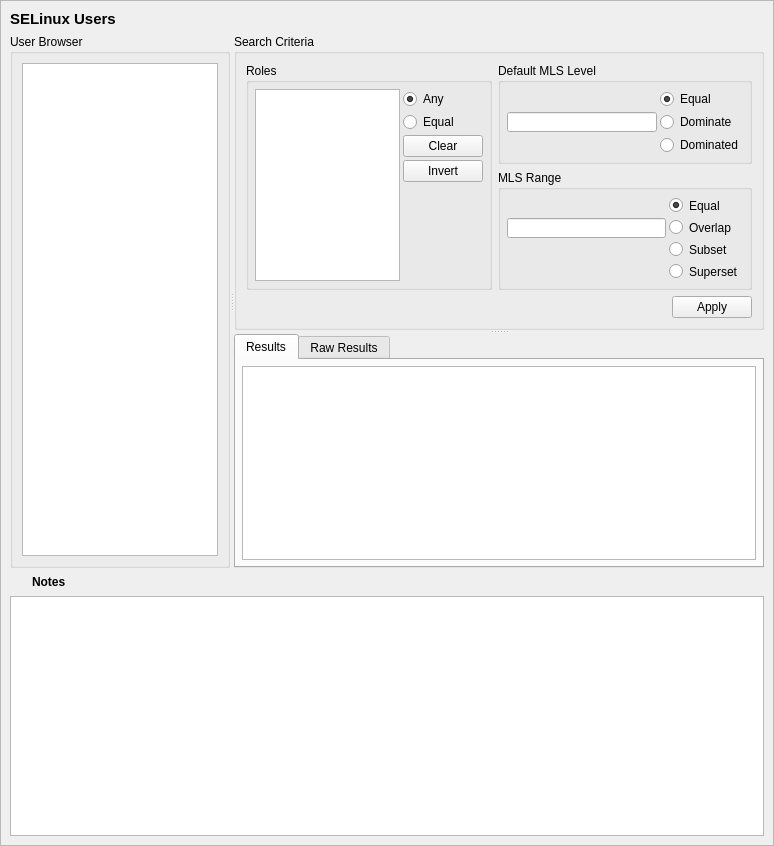
SELinuxProject/setools, file data/userquery.ui: the form before one commit.
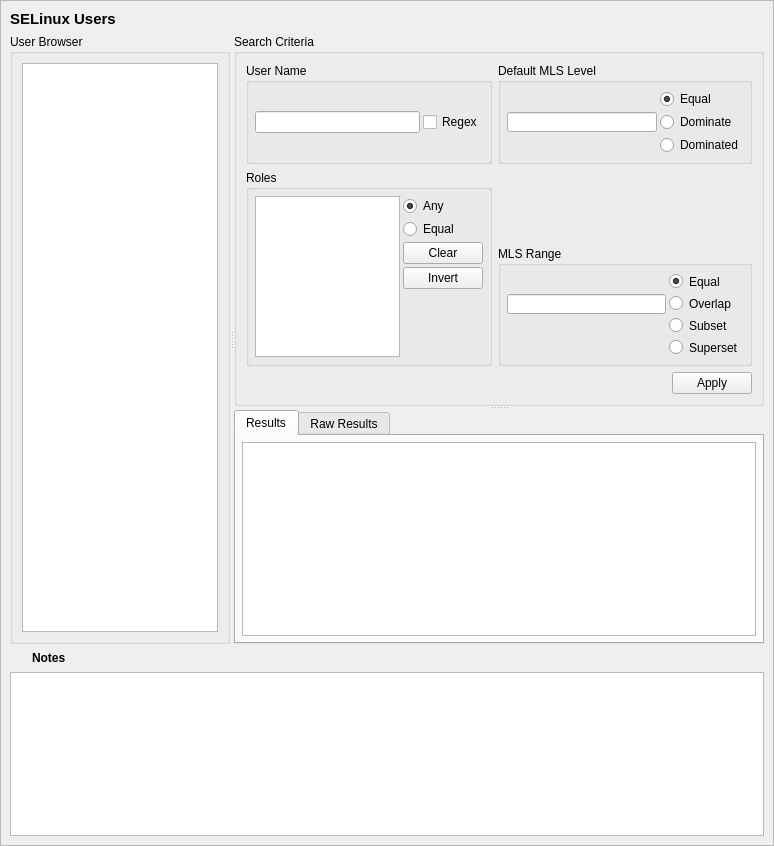
The form after the commit. Icons and pictures are not drawn. Custom widgets are drawn as their Qt base class.

Commit message: UserQuery: add missing user name field.

```diff
--- a/data/userquery.ui
+++ b/data/userquery.ui
@@ -88,194 +88,7 @@
          <string>Search Criteria</string>
         </property>
         <layout class="QGridLayout" name="gridLayout_2">
-         <item row="2" column="0" colspan="2">
-          <widget class="QDialogButtonBox" name="buttonBox">
-           <property name="standardButtons">
-            <set>QDialogButtonBox::Apply</set>
-           </property>
-          </widget>
-         </item>
-         <item row="0" column="1">
-          <widget class="QGroupBox" name="level_criteria">
-           <property name="maximumSize">
-            <size>
-             <width>16777215</width>
-             <height>120</height>
-            </size>
-           </property>
-           <property name="title">
-            <string>Default MLS Level</string>
-           </property>
-           <layout class="QGridLayout" name="gridLayout_5">
-            <property name="leftMargin">
-             <number>6</number>
-            </property>
-            <property name="topMargin">
-             <number>6</number>
-            </property>
-            <property name="rightMargin">
-             <number>6</number>
-            </property>
-            <property name="bottomMargin">
-             <number>6</number>
-            </property>
-            <property name="spacing">
-             <number>3</number>
-            </property>
-            <item row="1" column="1">
-             <widget class="QLineEdit" name="level">
-              <property name="sizePolicy">
-               <sizepolicy hsizetype="Expanding" vsizetype="Fixed">
-                <horstretch>0</horstretch>
-                <verstretch>0</verstretch>
-               </sizepolicy>
-              </property>
-              <property name="minimumSize">
-               <size>
-                <width>150</width>
-                <height>20</height>
-               </size>
-              </property>
-              <property name="maximumSize">
-               <size>
-                <width>250</width>
-                <height>16777215</height>
-               </size>
-              </property>
-             </widget>
-            </item>
-            <item row="0" column="4">
-             <widget class="QRadioButton" name="level_exact">
-              <property name="toolTip">
-               <string>The level criterion will match if it is equal to the user's default level.</string>
-              </property>
-              <property name="text">
-               <string>Equal</string>
-              </property>
-              <property name="checked">
-               <bool>true</bool>
-              </property>
-             </widget>
-            </item>
-            <item row="1" column="4">
-             <widget class="QRadioButton" name="level_dom">
-              <property name="toolTip">
-               <string>The level criterion will match if it dominates the user's default level.</string>
-              </property>
-              <property name="text">
-               <string>Dominate</string>
-              </property>
-             </widget>
-            </item>
-            <item row="2" column="4">
-             <widget class="QRadioButton" name="level_domby">
-              <property name="toolTip">
-               <string>The level criterion will match if it is dominated by the user's default level.</string>
-              </property>
-              <property name="text">
-               <string>Dominated</string>
-              </property>
-             </widget>
-            </item>
-           </layout>
-          </widget>
-         </item>
-         <item row="1" column="1">
-          <widget class="QGroupBox" name="range_criteria">
-           <property name="maximumSize">
-            <size>
-             <width>16777215</width>
-             <height>120</height>
-            </size>
-           </property>
-           <property name="title">
-            <string>MLS Range</string>
-           </property>
-           <layout class="QGridLayout" name="gridLayout_6">
-            <property name="leftMargin">
-             <number>6</number>
-            </property>
-            <property name="topMargin">
-             <number>6</number>
-            </property>
-            <property name="rightMargin">
-             <number>6</number>
-            </property>
-            <property name="bottomMargin">
-             <number>6</number>
-            </property>
-            <property name="spacing">
-             <number>3</number>
-            </property>
-            <item row="1" column="1">
-             <widget class="QLineEdit" name="range_">
-              <property name="sizePolicy">
-               <sizepolicy hsizetype="Expanding" vsizetype="Fixed">
-                <horstretch>0</horstretch>
-                <verstretch>0</verstretch>
-               </sizepolicy>
-              </property>
-              <property name="minimumSize">
-               <size>
-                <width>150</width>
-                <height>20</height>
-               </size>
-              </property>
-              <property name="maximumSize">
-               <size>
-                <width>250</width>
-                <height>16777215</height>
-               </size>
-              </property>
-             </widget>
-            </item>
-            <item row="0" column="4">
-             <widget class="QRadioButton" name="range_exact">
-              <property name="toolTip">
-               <string>The range criterion will match if it is equal to the user's range.</string>
-              </property>
-              <property name="text">
-               <string>Equal</string>
-              </property>
-              <property name="checked">
-               <bool>true</bool>
-              </property>
-             </widget>
-            </item>
-            <item row="2" column="4">
-             <widget class="QRadioButton" name="range_subset">
-              <property name="toolTip">
-               <string>The range criterion will match if it is a subset of the user's range.</string>
-              </property>
-              <property name="text">
-               <string>Subset</string>
-              </property>
-             </widget>
-            </item>
-            <item row="1" column="4">
-             <widget class="QRadioButton" name="range_overlap">
-              <property name="toolTip">
-               <string>The range criterion will match if it overlaps the user's range.</string>
-              </property>
-              <property name="text">
-               <string>Overlap</string>
-              </property>
-             </widget>
-            </item>
-            <item row="3" column="4">
-             <widget class="QRadioButton" name="range_superset">
-              <property name="toolTip">
-               <string>The range criterion will match if it is a superset of the user's range.</string>
-              </property>
-              <property name="text">
-               <string>Superset</string>
-              </property>
-             </widget>
-            </item>
-           </layout>
-          </widget>
-         </item>
-         <item row="0" column="0" rowspan="2">
+         <item row="1" column="0" rowspan="2">
           <widget class="QGroupBox" name="role_criteria">
            <property name="title">
             <string>Roles</string>
@@ -384,6 +197,255 @@
            </layout>
           </widget>
          </item>
+         <item row="2" column="1">
+          <widget class="QGroupBox" name="range_criteria">
+           <property name="maximumSize">
+            <size>
+             <width>16777215</width>
+             <height>120</height>
+            </size>
+           </property>
+           <property name="title">
+            <string>MLS Range</string>
+           </property>
+           <layout class="QGridLayout" name="gridLayout_6">
+            <property name="leftMargin">
+             <number>6</number>
+            </property>
+            <property name="topMargin">
+             <number>6</number>
+            </property>
+            <property name="rightMargin">
+             <number>6</number>
+            </property>
+            <property name="bottomMargin">
+             <number>6</number>
+            </property>
+            <property name="spacing">
+             <number>3</number>
+            </property>
+            <item row="1" column="1">
+             <widget class="QLineEdit" name="range_">
+              <property name="sizePolicy">
+               <sizepolicy hsizetype="Expanding" vsizetype="Fixed">
+                <horstretch>0</horstretch>
+                <verstretch>0</verstretch>
+               </sizepolicy>
+              </property>
+              <property name="minimumSize">
+               <size>
+                <width>150</width>
+                <height>20</height>
+               </size>
+              </property>
+              <property name="maximumSize">
+               <size>
+                <width>250</width>
+                <height>16777215</height>
+               </size>
+              </property>
+             </widget>
+            </item>
+            <item row="0" column="4">
+             <widget class="QRadioButton" name="range_exact">
+              <property name="toolTip">
+               <string>The range criterion will match if it is equal to the user's range.</string>
+              </property>
+              <property name="text">
+               <string>Equal</string>
+              </property>
+              <property name="checked">
+               <bool>true</bool>
+              </property>
+             </widget>
+            </item>
+            <item row="2" column="4">
+             <widget class="QRadioButton" name="range_subset">
+              <property name="toolTip">
+               <string>The range criterion will match if it is a subset of the user's range.</string>
+              </property>
+              <property name="text">
+               <string>Subset</string>
+              </property>
+             </widget>
+            </item>
+            <item row="1" column="4">
+             <widget class="QRadioButton" name="range_overlap">
+              <property name="toolTip">
+               <string>The range criterion will match if it overlaps the user's range.</string>
+              </property>
+              <property name="text">
+               <string>Overlap</string>
+              </property>
+             </widget>
+            </item>
+            <item row="3" column="4">
+             <widget class="QRadioButton" name="range_superset">
+              <property name="toolTip">
+               <string>The range criterion will match if it is a superset of the user's range.</string>
+              </property>
+              <property name="text">
+               <string>Superset</string>
+              </property>
+             </widget>
+            </item>
+           </layout>
+          </widget>
+         </item>
+         <item row="0" column="0">
+          <widget class="QGroupBox" name="name_criteria">
+           <property name="maximumSize">
+            <size>
+             <width>16777215</width>
+             <height>120</height>
+            </size>
+           </property>
+           <property name="title">
+            <string>User Name</string>
+           </property>
+           <layout class="QGridLayout" name="gridLayout_8">
+            <property name="leftMargin">
+             <number>6</number>
+            </property>
+            <property name="topMargin">
+             <number>6</number>
+            </property>
+            <property name="rightMargin">
+             <number>6</number>
+            </property>
+            <property name="bottomMargin">
+             <number>6</number>
+            </property>
+            <property name="spacing">
+             <number>3</number>
+            </property>
+            <item row="0" column="1">
+             <widget class="QLineEdit" name="name">
+              <property name="sizePolicy">
+               <sizepolicy hsizetype="Expanding" vsizetype="Fixed">
+                <horstretch>0</horstretch>
+                <verstretch>0</verstretch>
+               </sizepolicy>
+              </property>
+              <property name="minimumSize">
+               <size>
+                <width>150</width>
+                <height>20</height>
+               </size>
+              </property>
+              <property name="maximumSize">
+               <size>
+                <width>250</width>
+                <height>16777215</height>
+               </size>
+              </property>
+             </widget>
+            </item>
+            <item row="0" column="2">
+             <widget class="QCheckBox" name="name_regex">
+              <property name="toolTip">
+               <string>Use regular expressions to match the user's name.</string>
+              </property>
+              <property name="text">
+               <string>Regex</string>
+              </property>
+             </widget>
+            </item>
+           </layout>
+          </widget>
+         </item>
+         <item row="0" column="1">
+          <widget class="QGroupBox" name="level_criteria">
+           <property name="maximumSize">
+            <size>
+             <width>16777215</width>
+             <height>120</height>
+            </size>
+           </property>
+           <property name="title">
+            <string>Default MLS Level</string>
+           </property>
+           <layout class="QGridLayout" name="gridLayout_5">
+            <property name="leftMargin">
+             <number>6</number>
+            </property>
+            <property name="topMargin">
+             <number>6</number>
+            </property>
+            <property name="rightMargin">
+             <number>6</number>
+            </property>
+            <property name="bottomMargin">
+             <number>6</number>
+            </property>
+            <property name="spacing">
+             <number>3</number>
+            </property>
+            <item row="1" column="1">
+             <widget class="QLineEdit" name="level">
+              <property name="sizePolicy">
+               <sizepolicy hsizetype="Expanding" vsizetype="Fixed">
+                <horstretch>0</horstretch>
+                <verstretch>0</verstretch>
+               </sizepolicy>
+              </property>
+              <property name="minimumSize">
+               <size>
+                <width>150</width>
+                <height>20</height>
+               </size>
+              </property>
+              <property name="maximumSize">
+               <size>
+                <width>250</width>
+                <height>16777215</height>
+               </size>
+              </property>
+             </widget>
+            </item>
+            <item row="0" column="4">
+             <widget class="QRadioButton" name="level_exact">
+              <property name="toolTip">
+               <string>The level criterion will match if it is equal to the user's default level.</string>
+              </property>
+              <property name="text">
+               <string>Equal</string>
+              </property>
+              <property name="checked">
+               <bool>true</bool>
+              </property>
+             </widget>
+            </item>
+            <item row="1" column="4">
+             <widget class="QRadioButton" name="level_dom">
+              <property name="toolTip">
+               <string>The level criterion will match if it dominates the user's default level.</string>
+              </property>
+              <property name="text">
+               <string>Dominate</string>
+              </property>
+             </widget>
+            </item>
+            <item row="2" column="4">
+             <widget class="QRadioButton" name="level_domby">
+              <property name="toolTip">
+               <string>The level criterion will match if it is dominated by the user's default level.</string>
+              </property>
+              <property name="text">
+               <string>Dominated</string>
+              </property>
+             </widget>
+            </item>
+           </layout>
+          </widget>
+         </item>
+         <item row="3" column="0" colspan="2">
+          <widget class="QDialogButtonBox" name="buttonBox">
+           <property name="standardButtons">
+            <set>QDialogButtonBox::Apply</set>
+           </property>
+          </widget>
+         </item>
         </layout>
        </widget>
        <widget class="QTabWidget" name="results_frame">
```
Left out of the diff: 2 changed lines with no effect on the pictures. The commit also changes 1 other file.
